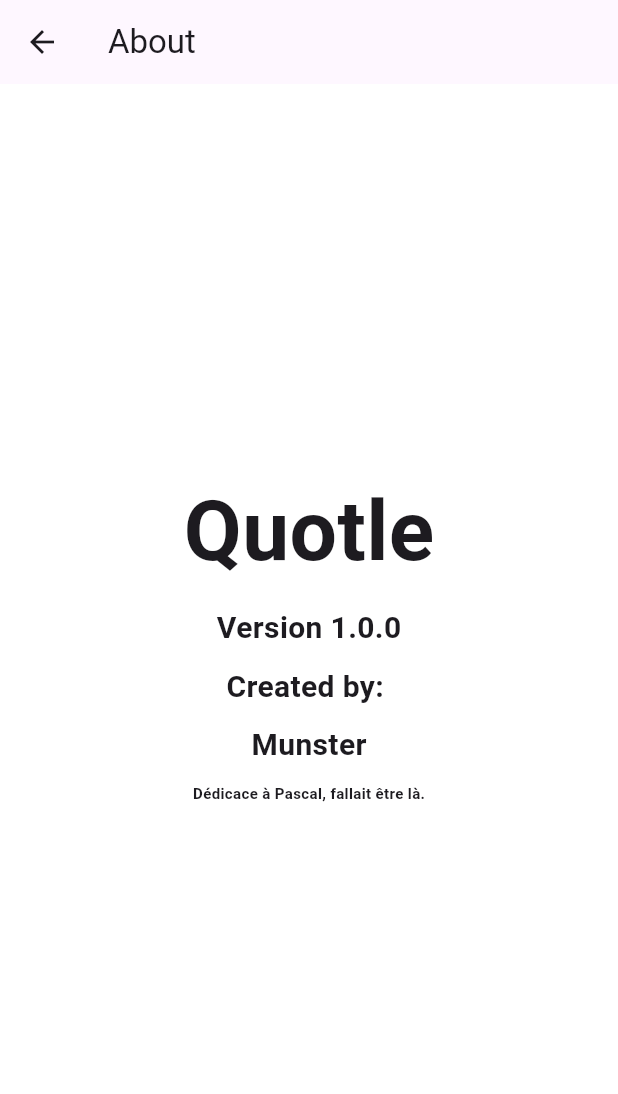
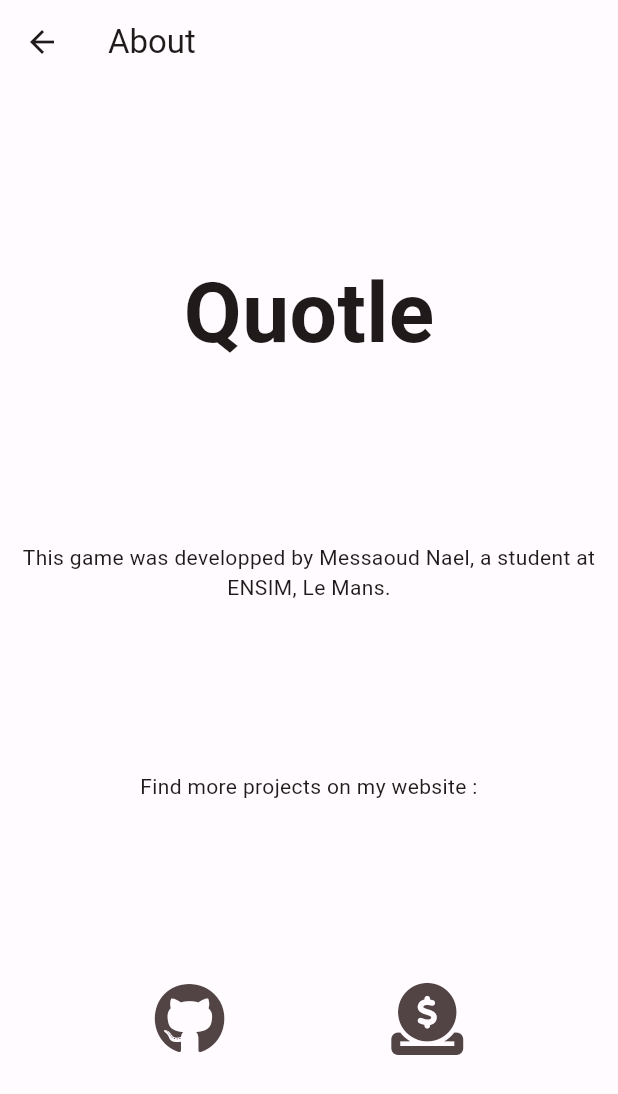
Before and after one commit to cpbr-dev/quotle_fl, a Flutter app: the AboutPage screen opened by its route, on a phone screen of 412 x 824 dp. Shown: the top 1094 px of the screen. Run offline on Flutter 3.47's test engine with Material 2 defaults, Android fonts, the light colour scheme and no system bars; our stand-ins replace flutter_dotenv, flutter_svg, font_awesome_flutter, shared_preferences; accounts and stored records are empty; generated files the repository leaves out were written again; Roboto replaces fonts that are missing (Montserrat).

Commit message:
fix refactoring and themes

```diff
--- a/lib/src/Widgets/quote_container.dart
+++ b/lib/src/Widgets/quote_container.dart
@@ -1,5 +1,5 @@
 import 'package:flutter/material.dart';
-import 'package:quotle/src/game_logic/quote.dart';
+import 'package:quotle/src/classes/quote.dart';
 
 // ignore: must_be_immutable
 class QuoteContainer extends StatelessWidget {
--- a/lib/src/game_logic/quote.dart
+++ b/lib/src/classes/quote.dart
@@ -1,4 +1,4 @@
-import 'package:quotle/src/game_logic/word.dart';
+import 'package:quotle/src/classes/word.dart';
 import 'package:quotle/src/util/utils.dart';
 import 'package:quotle/src/util/endpoint.dart';
 
--- a/lib/src/other/about_page.dart
+++ /dev/null
@@ -1,64 +0,0 @@
-//Standard about page for the app
-import 'package:flutter/material.dart';
-
-class AboutPage extends StatelessWidget {
-  const AboutPage({super.key});
-
-  @override
-  Widget build(BuildContext context) {
-    //Display the app name and version
-    return Scaffold(
-      appBar: AppBar(
-        title: const Text('About'),
-      ),
-      body: const Center(
-        child: Column(
-          mainAxisAlignment: MainAxisAlignment.center,
-          children: [
-            Text(
-              'Quotle',
-              style: TextStyle(
-                fontSize: 56,
-                fontWeight: FontWeight.bold,
-              ),
-            ),
-            SizedBox(height: 10),
-            Text(
-              'Version 1.0.0',
-              style: TextStyle(
-                fontSize: 20,
-                fontWeight: FontWeight.bold,
-              ),
-            ),
-            SizedBox(height: 10),
-            Text(
-              'Created by: ',
-              style: TextStyle(
-                fontSize: 20,
-                fontWeight: FontWeight.bold,
-              ),
-            ),
-            SizedBox(height: 10),
-            Text(
-              'Munster',
-              style: TextStyle(
-                fontSize: 20,
-                fontWeight: FontWeight.bold,
-              ),
-            ),
-            SizedBox(height: 10),
-            Text(
-              'Dédicace à Pascal, fallait être là.',
-              style: TextStyle(
-                fontSize: 10,
-                fontWeight: FontWeight.bold,
-              ),
-            ),
-            SizedBox(height: 10),
-            Text(''),
-          ],
-        ),
-      ),
-    );
-  }
-}
--- /dev/null
+++ b/lib/src/pages/about_page.dart
@@ -0,0 +1,88 @@
+//Standard about page for the app
+import 'package:flutter/material.dart';
+import 'package:flutter_gen/gen_l10n/app_localizations.dart';
+import 'package:url_launcher/url_launcher.dart';
+import 'package:font_awesome_flutter/font_awesome_flutter.dart';
+
+class AboutPage extends StatelessWidget {
+  const AboutPage({super.key});
+
+  _launchURL(String url) async {
+    if (await canLaunchUrl(Uri.parse(url))) {
+      await launchUrl(Uri.parse(url), mode: LaunchMode.externalApplication);
+    } else {
+      throw 'Could not launch $url';
+    }
+  }
+
+  @override
+  Widget build(BuildContext context) {
+    //Display the app name and version
+    return Scaffold(
+      appBar: AppBar(
+        title: Text(AppLocalizations.of(context)!.aboutButton),
+      ),
+      body: Center(
+        child: Column(
+          mainAxisAlignment: MainAxisAlignment.spaceEvenly,
+          children: [
+            const Flexible(
+              flex: 4,
+              child: Text(
+                'Quotle',
+                style: TextStyle(
+                  fontSize: 56,
+                  fontWeight: FontWeight.bold,
+                ),
+              ),
+            ),
+            Flexible(
+              flex: 1,
+              child: Text(
+                AppLocalizations.of(context)!.aboutTextContent,
+                textAlign: TextAlign.center,
+                style: const TextStyle(
+                  fontSize: 14,
+                  fontWeight: FontWeight.normal,
+                ),
+              ),
+            ),
+            Flexible(
+              flex: 2,
+              child: Text(
+                AppLocalizations.of(context)!.aboutTextContent2,
+                textAlign: TextAlign.center,
+                style: const TextStyle(
+                  fontSize: 14,
+                  fontWeight: FontWeight.normal,
+                ),
+              ),
+            ),
+            Flexible(
+              flex: 1,
+              child: Row(
+                mainAxisAlignment: MainAxisAlignment.spaceEvenly,
+                children: [
+                  IconButton(
+                    iconSize: 48,
+                    onPressed: () => {
+                      _launchURL('https://munstermc.github.io'),
+                    },
+                    icon: const FaIcon(FontAwesomeIcons.github),
+                  ),
+                  IconButton(
+                    iconSize: 48,
+                    onPressed: () => {
+                      _launchURL('https://www.buymeacoffee.com/munster'),
+                    },
+                    icon: const FaIcon(FontAwesomeIcons.circleDollarToSlot),
+                  ),
+                ],
+              ),
+            )
+          ],
+        ),
+      ),
+    );
+  }
+}
--- a/lib/src/theme/custom_theme.dart
+++ b/lib/src/theme/custom_theme.dart
@@ -1,32 +1,21 @@
 import 'package:flutter/material.dart';
+import 'package:quotle/src/theme/theme_colors.g.dart';
 
 class CustomTheme {
   static final lightTheme = ThemeData(
     useMaterial3: true,
     brightness: Brightness.light,
-    primaryColor: Colors.red,
-    scaffoldBackgroundColor: Colors.white,
+    scaffoldBackgroundColor: lightColorScheme.background,
     fontFamily: 'Montserrat',
-    buttonTheme: ButtonThemeData(
-      shape: RoundedRectangleBorder(
-        borderRadius: BorderRadius.circular(168.0),
-      ),
-      buttonColor: Colors.amber,
-    ),
+    colorScheme: lightColorScheme,
   );
 
   static final darkTheme = ThemeData(
     useMaterial3: true,
     brightness: Brightness.dark,
-    primaryColor: Colors.deepOrange,
-    scaffoldBackgroundColor: Colors.black,
+    scaffoldBackgroundColor: darkColorScheme.background,
     fontFamily: 'Montserrat',
-    buttonTheme: ButtonThemeData(
-      shape: RoundedRectangleBorder(
-        borderRadius: BorderRadius.circular(18.0),
-      ),
-      buttonColor: Colors.deepOrangeAccent,
-    ),
+    colorScheme: darkColorScheme,
   );
 
   static ThemeData getTheme(bool isDarkMode) {
--- a/lib/src/util/endpoint.dart
+++ b/lib/src/util/endpoint.dart
@@ -16,7 +16,6 @@ class Endpoint {
       return data;
     } else {
       //Log error.
-      return jsonEncode('An error occured.');
     }
   }
 }
--- a/pubspec.yaml
+++ b/pubspec.yaml
@@ -15,10 +15,12 @@ dependencies:
   flutter_localizations:
     sdk: flutter
   flutter_svg: ^2.0.5
+  font_awesome_flutter: ^10.4.0
   http: ^0.13.6
   intl: any
   logging: ^1.1.1
   shared_preferences: ^2.1.0
+  url_launcher: ^6.1.11
 
 dev_dependencies:
   flutter_test:
```
Also changed, not shown: lib/l10n/app_en.arb (+37 -0 lines), lib/l10n/app_fr.arb (+37 -0 lines), lib/main.dart (+19 -5 lines), lib/src/classes/language.dart (added, +14 -0 lines), lib/src/classes/language_constants.dart (added, +36 -0 lines), lib/src/classes/word.dart (renamed from lib/src/game_logic/word.dart, +13 -1 lines), lib/src/pages/playing_page.dart (renamed from lib/src/game/playing_screen.dart, +25 -8 lines), lib/src/pages/settings_page.dart (added, +89 -0 lines), lib/src/settings/settings.dart (deleted, +0 -58 lines), lib/src/util/utils.dart (+12 -2 lines), lib/src/game/playscreen_re.dart (deleted), lib/src/pages/category_page.dart (renamed from lib/src/game/category_screen.dart), lib/src/pages/menu_page.dart (renamed from lib/src/main_menu.dart), lib/src/theme/theme_colors.g.dart (added), 1 more files, 5 other files.
